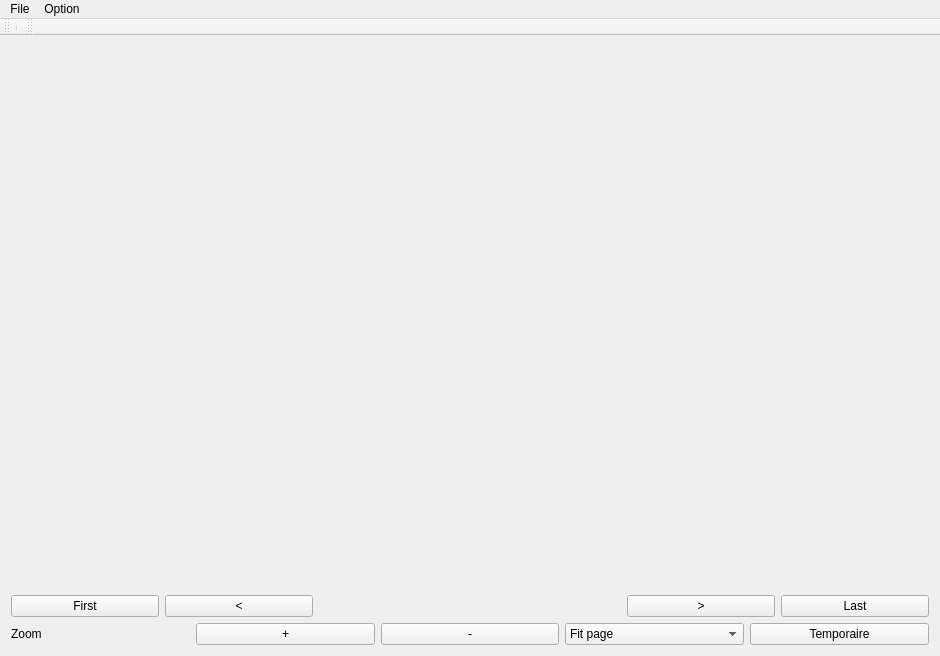
Old version of the form ComicBookReader/mainwindow.ui in the repository AntoineXCC/CBR_IN204.
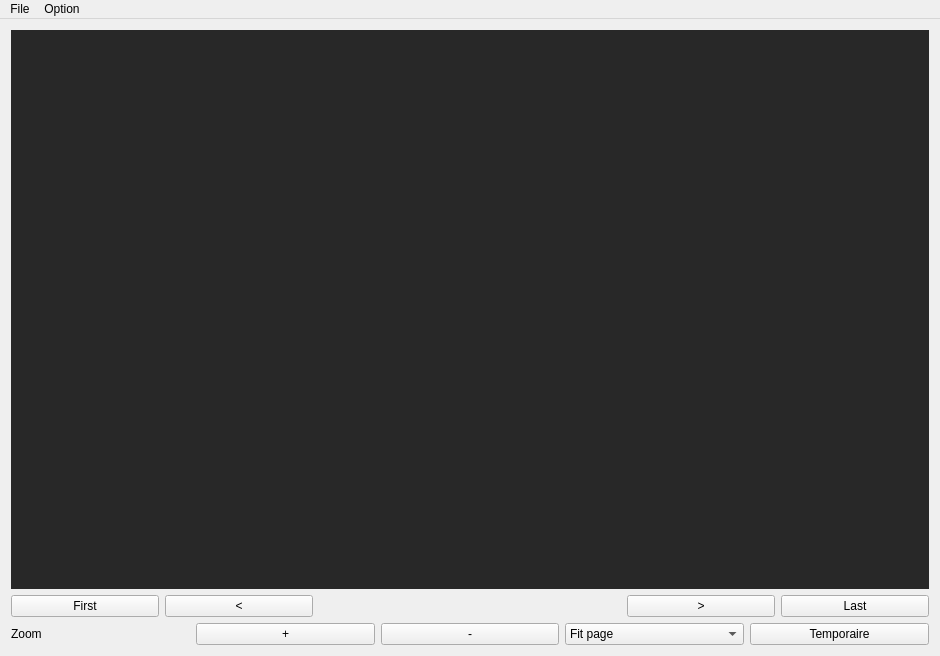
New version of the form.

The edit to the form file:
```diff
--- a/ComicBookReader/mainwindow.ui
+++ b/ComicBookReader/mainwindow.ui
@@ -16,6 +16,9 @@
   <property name="windowTitle">
    <string>MainWindow</string>
   </property>
+  <property name="styleSheet">
+   <string notr="true"/>
+  </property>
   <widget class="QWidget" name="centralWidget">
    <property name="sizePolicy">
     <sizepolicy hsizetype="Preferred" vsizetype="Preferred">
@@ -38,6 +41,9 @@
         <verstretch>0</verstretch>
        </sizepolicy>
       </property>
+      <property name="styleSheet">
+       <string notr="true">background-color: rgb(40, 40, 40);</string>
+      </property>
       <property name="frameShape">
        <enum>QFrame::NoFrame</enum>
       </property>
@@ -60,7 +66,7 @@
        <property name="geometry">
         <rect>
          <x>453</x>
-         <y>90</y>
+         <y>93</y>
          <width>16</width>
          <height>16</height>
         </rect>
@@ -324,29 +330,6 @@
    <addaction name="menuFile"/>
    <addaction name="menuOption"/>
   </widget>
-  <widget class="QToolBar" name="tabs">
-   <property name="enabled">
-    <bool>false</bool>
-   </property>
-   <attribute name="toolBarArea">
-    <enum>TopToolBarArea</enum>
-   </attribute>
-   <attribute name="toolBarBreak">
-    <bool>false</bool>
-   </attribute>
-   <addaction name="separator"/>
-  </widget>
-  <widget class="QToolBar" name="toolBar">
-   <property name="windowTitle">
-    <string>toolBar</string>
-   </property>
-   <attribute name="toolBarArea">
-    <enum>TopToolBarArea</enum>
-   </attribute>
-   <attribute name="toolBarBreak">
-    <bool>false</bool>
-   </attribute>
-  </widget>
   <action name="actionOpen">
    <property name="text">
     <string>Open</string>
```
